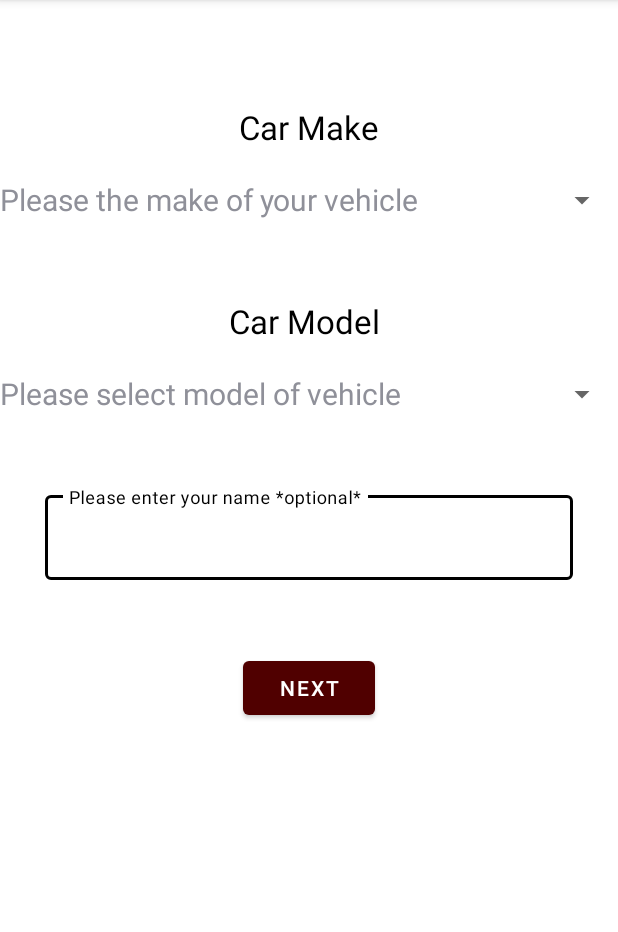
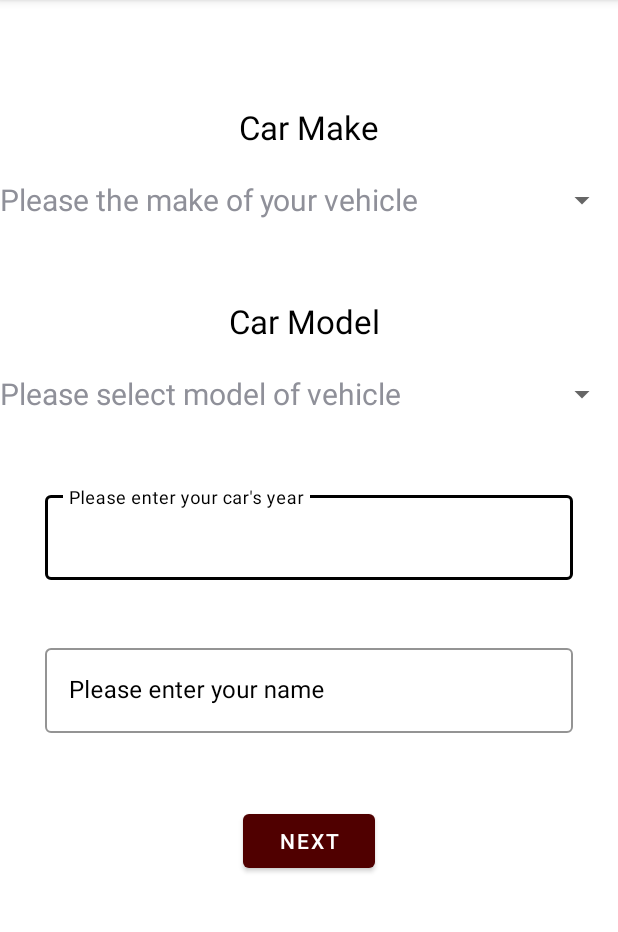
Before and after one commit to zpricetamu/VehicleMaintenanceApplication, an Android app: the CarSelect screen opened directly, with no data from a screen before it, on a phone screen of 412 x 824 dp, the part 84-1016 px from its top. Run offline under Robolectric (Android 15) with nearby library versions, the phone set to English and light mode, and no system bars.

Commit message:
added GET stuff

```diff
--- a/app/build.gradle
+++ b/app/build.gradle
@@ -63,5 +63,7 @@ dependencies {
     implementation 'org.jetbrains.kotlinx:kotlinx-coroutines-android:1.6.1'
     implementation "androidx.lifecycle:lifecycle-viewmodel-ktx:2.5.1"
     implementation "androidx.coordinatorlayout:coordinatorlayout:1.2.0"
+    //added this thing
+
 
 }
--- a/app/src/main/java/com/example/vehiclemaintenanceapplication/Backend/Repository/Repository.kt
+++ b/app/src/main/java/com/example/vehiclemaintenanceapplication/Backend/Repository/Repository.kt
@@ -1,6 +1,7 @@
 package com.example.vehiclemaintenanceapplication.Backend.Repository
 
 import com.example.vehiclemaintenanceapplication.Backend.*
+import retrofit2.Call
 import retrofit2.Response
 import retrofit2.http.POST
 
@@ -10,13 +11,12 @@ class Repository {
         return RetrofitInstance.api.getPost(passw)
     }
 
-    suspend fun getData(): CarDataGet {
-        return RetrofitInstance.api.getData()
+    suspend fun getData(datetime: String): Response<CarDataGet> {
+        return RetrofitInstance.api.getData(datetime)
     }
     suspend fun getObd(): OBDGet {
         return RetrofitInstance.api.getObd()
     }
-
     suspend fun pushPost(post: CarUserPost): Response<CarUserPost> {
         return RetrofitInstance.api.pushPost(post)
     }
--- a/app/src/main/java/com/example/vehiclemaintenanceapplication/CarSelect.kt
+++ b/app/src/main/java/com/example/vehiclemaintenanceapplication/CarSelect.kt
@@ -2,23 +2,34 @@ package com.example.vehiclemaintenanceapplication
 
 import android.content.Intent
 import android.os.Bundle
+import android.util.Log
 import android.view.View
 import android.widget.AdapterView
 import android.widget.ArrayAdapter
+import android.widget.Spinner
+import android.widget.TextView
 import androidx.appcompat.app.AppCompatActivity
+import androidx.lifecycle.Observer
+import androidx.lifecycle.ViewModelProvider
+import com.example.vehiclemaintenanceapplication.Backend.CarUserPost
+import com.example.vehiclemaintenanceapplication.Backend.CarViewModel
+import com.example.vehiclemaintenanceapplication.Backend.CarViewModelFactory
+import com.example.vehiclemaintenanceapplication.Backend.Repository.Repository
 import com.example.vehiclemaintenanceapplication.databinding.CarSelectBinding
 
 class CarSelect : AppCompatActivity()  {
 
     private lateinit var binding: CarSelectBinding
-    private val savedpref="savedPref"
-    private val NAME = "name"
+    private lateinit var viewModel: CarViewModel
+    private lateinit var spin1: String
     override fun onCreate(savedInstanceState: Bundle?) {
         super.onCreate(savedInstanceState)
         //view binding for carselect
         var binding = CarSelectBinding.inflate(layoutInflater)
         setContentView(binding.root)
 //car make array
+
+
         val arrayList_make= arrayListOf<String>("Please the make of your vehicle", "Toyota", "Volkswagen", "Ford", "Honda")
         val arrayAdapter_make=ArrayAdapter(applicationContext,R.layout.carmake,arrayList_make)
         binding.spinner.adapter = arrayAdapter_make
@@ -32,23 +43,37 @@ class CarSelect : AppCompatActivity()  {
         //sent spinner 2 = to aamodel
         binding.spinner2.adapter=aamodel
 
+
+
+
 //assign aamodel depending on which make
+
+
         binding.spinner.onItemSelectedListener = object :AdapterView.OnItemSelectedListener{
             override fun onItemSelected(p0: AdapterView<*>?, p1: View?, p2: Int, p3: Long) {
                 if(p2==1){
+                    spin1 = p0?.getItemAtPosition(p2).toString()
                     val aamodel=ArrayAdapter(applicationContext,R.layout.carmodel,arraymodelstoyota)
+
                     binding.spinner2.adapter=aamodel
+
                 }
                 if(p2==2){
+                    spin1 = p0?.getItemAtPosition(p2).toString()
                     val aamodel=ArrayAdapter(applicationContext,R.layout.carmodel,arraymodelsvolk)
+
                     binding.spinner2.adapter=aamodel
                 }
                 if(p2==3){
+                    spin1 = p0?.getItemAtPosition(p2).toString()
                     val aamodel=ArrayAdapter(applicationContext,R.layout.carmodel,arraymodelsford)
+
                     binding.spinner2.adapter=aamodel
                 }
                 if(p2==4){
+                    spin1 = p0?.getItemAtPosition(p2).toString()
                     val aamodel=ArrayAdapter(applicationContext,R.layout.carmodel,arraymodelshonda)
+
                     binding.spinner2.adapter=aamodel
                 }
             }
@@ -58,30 +83,57 @@ class CarSelect : AppCompatActivity()  {
             }
 
 
+
         }
+
+
+
+
 //listener on button to send to mainactivity
         binding.button.setOnClickListener(){
-            //saveData()
+            signup()
+
+
+
             val intent = Intent(this, MainActivity::class.java)
             startActivity(intent)
             finish()
+
         }
 
     }
 
-//my work for sharedpref caused to many issues with not enough time to fix
-   /* private fun saveData() {
-        val insertname=binding.name.toString()
+    private fun signup() {
+        var name = "New User"
+        val checker = findViewById<TextView>(R.id.name_input)
+        if(checker.text.isNotEmpty()){
+            name = checker.toString()
+        }
+        var year = ""
+        val checkyear = findViewById<TextView>(R.id.year_input)
+        if(checkyear.text.isNotEmpty()){
+            year = checkyear.toString()
+        }
 
 
-        val sharedPref = getSharedPreferences(savedpref, Context.MODE_PRIVATE)
 
-        val editor = sharedPref.edit()
-        editor.putString(NAME, insertname)
-        editor.apply()
+            val repository = Repository()
+            val viewModelFactory = CarViewModelFactory(repository)
+            viewModel = ViewModelProvider(this, viewModelFactory).get(CarViewModel::class.java)
+            val myPost = CarUserPost("$name", "${SignupActivity.eminthrow.toString()}", "${SignInActivity.passthrow.toString()}", "$spin1", "working on this", "$year")
+            viewModel.pushPost(myPost)
+            viewModel.myResponse4.observe(this, Observer { response4 ->
+                if (response4.isSuccessful) {
+                    Log.d("Main", response4.body().toString())
+                    Log.d("Main", response4.code().toString())
+                    Log.d("Main", response4.message())
+                }
 
-        Toast.makeText(this, "it works dumbass", Toast.LENGTH_SHORT).show()
+
+            })
+
 
     }
-*/
+
+
 }
--- a/app/src/main/res/layout/car_select.xml
+++ b/app/src/main/res/layout/car_select.xml
@@ -64,6 +64,30 @@
         app:layout_constraintStart_toStartOf="parent"
         app:layout_constraintTop_toBottomOf="@id/name" />
     <!--name input area-->
+
+
+    <com.google.android.material.textfield.TextInputLayout
+        android:id="@+id/year"
+        style="@style/TextInputLayout"
+        android:layout_width="match_parent"
+        android:layout_height="wrap_content"
+        android:layout_marginTop="32dp"
+        android:textColorHint="@color/black"
+        android:hint="Please enter your car's year"
+        android:paddingHorizontal="30dp"
+        app:layout_constraintTop_toBottomOf="@id/spinner2">
+
+        <!--name input-->
+        <com.google.android.material.textfield.TextInputEditText
+            android:id="@+id/year_input"
+            android:layout_width="match_parent"
+            android:textColor="@color/black"
+            android:layout_height="wrap_content"
+            android:inputType="textEmailAddress"
+            android:maxLines="1" />
+
+    </com.google.android.material.textfield.TextInputLayout>
+
     <com.google.android.material.textfield.TextInputLayout
         android:id="@+id/name"
         style="@style/TextInputLayout"
@@ -71,9 +95,9 @@
         android:layout_height="wrap_content"
         android:layout_marginTop="32dp"
         android:textColorHint="@color/black"
-        android:hint="Please enter your name *optional*"
+        android:hint="Please enter your name"
         android:paddingHorizontal="30dp"
-        app:layout_constraintTop_toBottomOf="@id/spinner2">
+        app:layout_constraintTop_toBottomOf="@id/year">
 
         <!--name input-->
         <com.google.android.material.textfield.TextInputEditText
```
Also changed, not shown: app/src/main/java/com/example/vehiclemaintenanceapplication/Backend/APICar.kt (+6 -4 lines), app/src/main/java/com/example/vehiclemaintenanceapplication/Backend/CarViewModel.kt (+6 -6 lines), app/src/main/java/com/example/vehiclemaintenanceapplication/MainActivity.kt (+94 -50 lines), app/src/main/java/com/example/vehiclemaintenanceapplication/SignupActivity.kt (+11 -12 lines), app/src/main/res/layout/activity_main.xml (+15 -15 lines).
